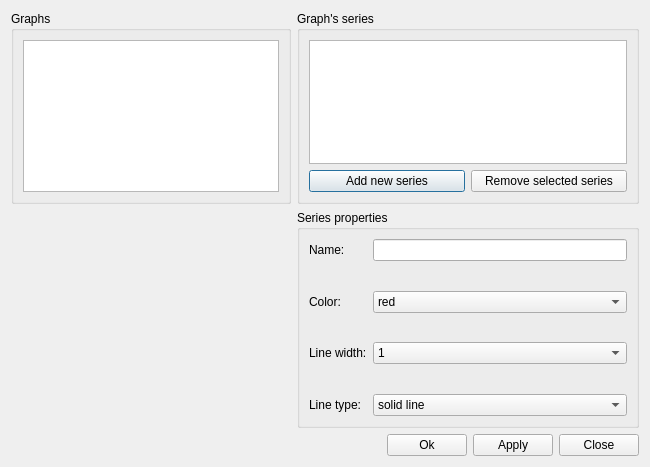
Before: the Qt Designer form GUI/Qt/UWatchSeriesOption.ui in aicommunity/Rdk, drawn with Qt 5.
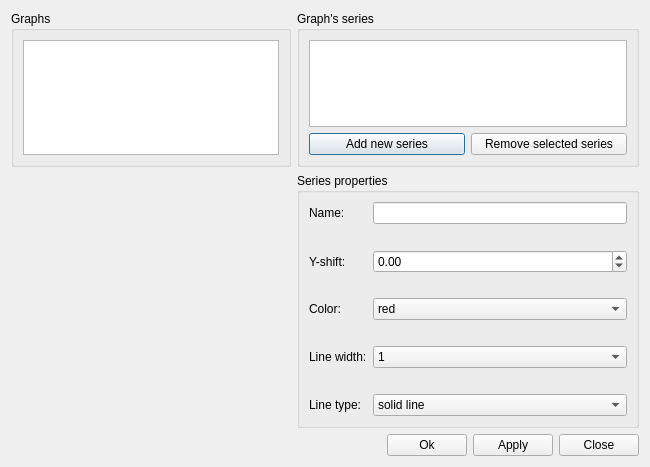
After: the same form once the commit is applied.

Commit message: YShift added to series

What changed in the file:
```diff
--- a/GUI/Qt/UWatchSeriesOption.ui
+++ b/GUI/Qt/UWatchSeriesOption.ui
@@ -88,14 +88,14 @@
           </property>
          </spacer>
         </item>
-        <item row="2" column="0">
+        <item row="4" column="0">
          <widget class="QLabel" name="label_3">
           <property name="text">
            <string>Color:</string>
           </property>
          </widget>
         </item>
-        <item row="2" column="1">
+        <item row="4" column="1">
          <widget class="QComboBox" name="serieColor">
           <item>
            <property name="text">
@@ -179,7 +179,7 @@
           </item>
          </widget>
         </item>
-        <item row="3" column="0">
+        <item row="5" column="0">
          <spacer name="verticalSpacer_2">
           <property name="orientation">
            <enum>Qt::Vertical</enum>
@@ -192,14 +192,14 @@
           </property>
          </spacer>
         </item>
-        <item row="4" column="0">
+        <item row="6" column="0">
          <widget class="QLabel" name="label_2">
           <property name="text">
            <string>Line width:</string>
           </property>
          </widget>
         </item>
-        <item row="4" column="1">
+        <item row="6" column="1">
          <widget class="QComboBox" name="serieLneWidth">
           <item>
            <property name="text">
@@ -233,7 +233,7 @@
           </item>
          </widget>
         </item>
-        <item row="5" column="0">
+        <item row="7" column="0">
          <spacer name="verticalSpacer_4">
           <property name="orientation">
            <enum>Qt::Vertical</enum>
@@ -246,14 +246,14 @@
           </property>
          </spacer>
         </item>
-        <item row="6" column="0">
+        <item row="8" column="0">
          <widget class="QLabel" name="label_4">
           <property name="text">
            <string>Line type:</string>
           </property>
          </widget>
         </item>
-        <item row="6" column="1">
+        <item row="8" column="1">
          <widget class="QComboBox" name="serieLineType">
           <item>
            <property name="text">
@@ -280,6 +280,36 @@
         <item row="0" column="1">
          <widget class="QLineEdit" name="serieName"/>
         </item>
+        <item row="2" column="0">
+         <widget class="QLabel" name="label_5">
+          <property name="text">
+           <string>Y-shift:</string>
+          </property>
+         </widget>
+        </item>
+        <item row="3" column="0">
+         <spacer name="verticalSpacer_3">
+          <property name="orientation">
+           <enum>Qt::Vertical</enum>
+          </property>
+          <property name="sizeHint" stdset="0">
+           <size>
+            <width>20</width>
+            <height>40</height>
+           </size>
+          </property>
+         </spacer>
+        </item>
+        <item row="2" column="1">
+         <widget class="QDoubleSpinBox" name="serieYshift">
+          <property name="minimum">
+           <double>-99999999999.000000000000000</double>
+          </property>
+          <property name="maximum">
+           <double>99999999999.000000000000000</double>
+          </property>
+         </widget>
+        </item>
        </layout>
       </item>
      </layout>
```
The commit also changes 6 other files.
